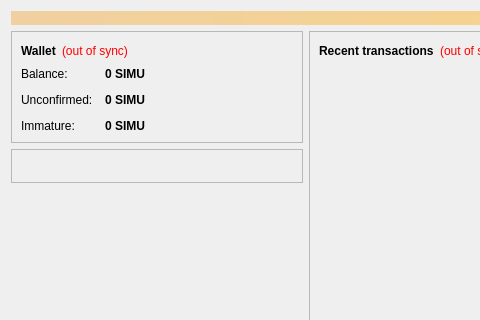
Qt form src/qt/forms/overviewpage.ui (zettel-kasten/zettelkasten) before a commit; both pictures show x 0 to 480 and y 0 to 320 of the 770 by 480 pixel window.
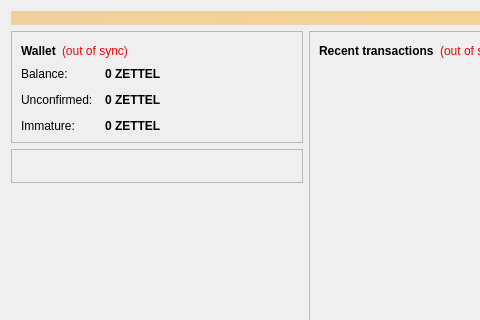
The same form after that commit. Icons and pictures are not drawn.

Patch:
```diff
--- a/src/qt/forms/overviewpage.ui
+++ b/src/qt/forms/overviewpage.ui
@@ -128,7 +128,7 @@
                <string>Your current balance</string>
               </property>
               <property name="text">
-               <string notr="true">0 SIMU</string>
+               <string notr="true">0 ZETTEL</string>
               </property>
               <property name="textInteractionFlags">
                <set>Qt::LinksAccessibleByMouse|Qt::TextSelectableByKeyboard|Qt::TextSelectableByMouse</set>
@@ -157,7 +157,7 @@
                <string>Total of transactions that have yet to be confirmed, and do not yet count toward the current balance</string>
               </property>
               <property name="text">
-               <string notr="true">0 SIMU</string>
+               <string notr="true">0 ZETTEL</string>
               </property>
               <property name="textInteractionFlags">
                <set>Qt::LinksAccessibleByMouse|Qt::TextSelectableByKeyboard|Qt::TextSelectableByMouse</set>
@@ -183,7 +183,7 @@
                <string>Mined balance that has not yet matured</string>
               </property>
               <property name="text">
-               <string notr="true">0 SIMU</string>
+               <string notr="true">0 ZETTEL</string>
               </property>
               <property name="textInteractionFlags">
                <set>Qt::LinksAccessibleByMouse|Qt::TextSelectableByKeyboard|Qt::TextSelectableByMouse</set>
```
